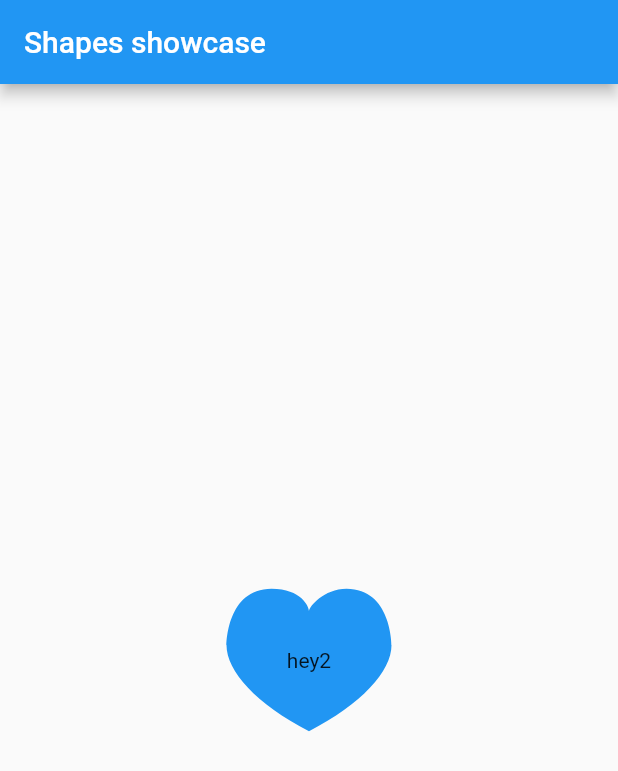
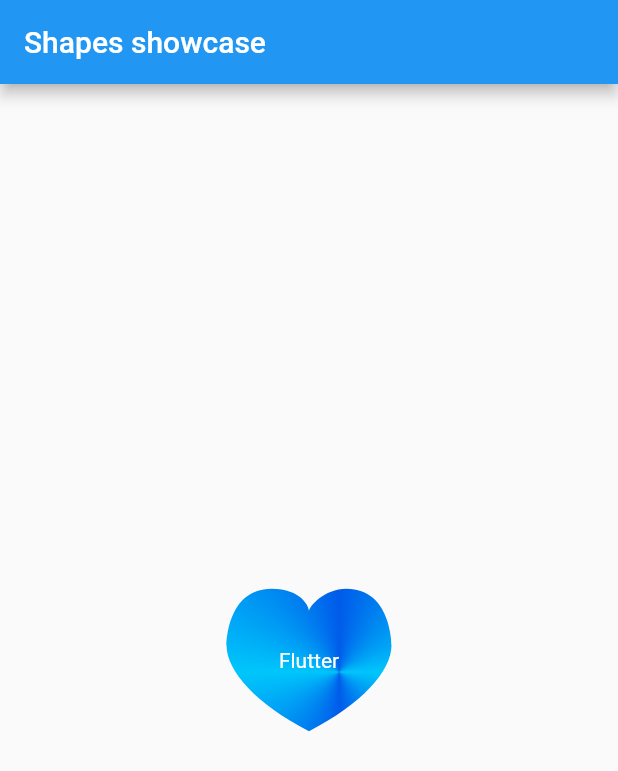
Before and after one commit to sachaarbonel/shapes.flutter, a Flutter app: the screen it shows after launch, on a phone screen of 412 x 824 dp. Shown: the top 771 px of the screen. Run offline on Flutter 3.47's test engine with Material 2 defaults, Android fonts, the phone set to English and light mode, and no system bars; missing offline and left inert: flutter_gradients.

Commit message:
gradient

```diff
--- a/example/lib/main.dart
+++ b/example/lib/main.dart
@@ -1,5 +1,7 @@
 import 'package:flutter/material.dart';
 import 'package:shapes/shapes.dart';
+import 'package:flutter_gradients/flutter_gradients.dart';
+import 'dart:math' as math;
 
 void main() => runApp(MyApp());
 
@@ -25,9 +27,44 @@ class MyHomePage extends StatelessWidget {
         ),
         body: Center(
           child: Shapes(
+              // size : Size(30,30),
               shape: Shape.heart,
-              style: ShapeStyle(color: Colors.blue),
-              child: Text('hey2')),
+              style: ShapeStyle(
+                  color: Colors.blue,
+                  gradient: SweepGradient(
+                    startAngle: 0,
+                    endAngle: math.pi / 2,
+                    stops: [0.0, 1.0],
+                    tileMode: TileMode.mirror,
+                    colors: [
+                      stringToColor("#00c6fb"),
+                      stringToColor("#005bea")
+                    ],
+                  )),
+              child: Text(
+                'Flutter',
+                style: TextStyle(color: Colors.white),
+              )),
         ));
   }
 }
+
+Color _intToColor(int hexNumber) => Color.fromARGB(
+    255,
+    (hexNumber >> 16) & 0xFF,
+    ((hexNumber >> 8) & 0xFF),
+    (hexNumber >> 0) & 0xFF);
+
+/// String To Material color
+Color stringToColor(String hex) =>
+    _intToColor(int.parse(_textSubString(hex), radix: 16));
+
+String _textSubString(String text) {
+  if (text == null) return null;
+
+  if (text.length < 6) return null;
+
+  if (text.length == 6) return text;
+
+  return text.substring(1, text.length);
+}
--- a/example/pubspec.yaml
+++ b/example/pubspec.yaml
@@ -27,6 +27,7 @@ dependencies:
 dev_dependencies:
   flutter_test:
     sdk: flutter
+  flutter_gradients: ^0.0.3
   shapes:
     path: ../
 
--- a/lib/src/shapes_base.dart
+++ b/lib/src/shapes_base.dart
@@ -19,8 +19,9 @@ enum Shape { heart }
 
 class ShapeStyle {
   final Color color;
+  final Gradient gradient;
 
-  ShapeStyle({this.color});
+  ShapeStyle({this.color, this.gradient});
 }
 
 class ShapesCollection {
@@ -43,7 +44,8 @@ class _ShapeCustomPainter extends CustomPainter {
   _ShapeCustomPainter({this.shape, this.style});
   @override
   void paint(Canvas canvas, Size size) {
-    final paint = Paint()..color = style.color;
+    final paint = Paint()
+      ..shader = style.gradient.createShader(Offset.zero & size);
     canvas.translate(size.width / 2, size.height / 2);
     canvas.drawPath(shape.center(size), paint);
   }
@@ -51,7 +53,8 @@ class _ShapeCustomPainter extends CustomPainter {
   @override
   bool shouldRepaint(_ShapeCustomPainter oldDelegate) => false;
   @override
-  bool shouldRebuildSemantics(_ShapeCustomPainter oldDelegate) => false;
+  bool shouldRebuildSemantics(_ShapeCustomPainter oldDelegate) =>
+      false; //TODO: deal with semantics
 }
 
 extension PathOperations on Path {
--- a/pubspec.yaml
+++ b/pubspec.yaml
@@ -10,7 +10,6 @@ environment:
 dependencies:
   flutter:
     sdk: flutter
-  # flutter_gradients: ^0.0.3
 
 dev_dependencies:
   pedantic: ^1.8.0
```
